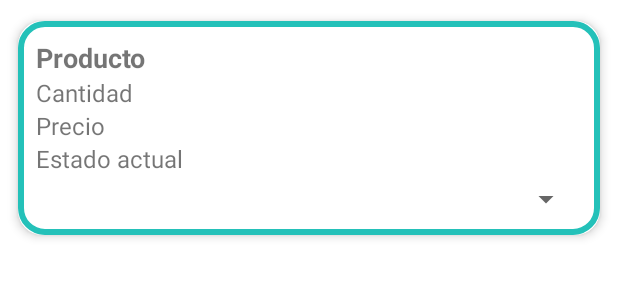
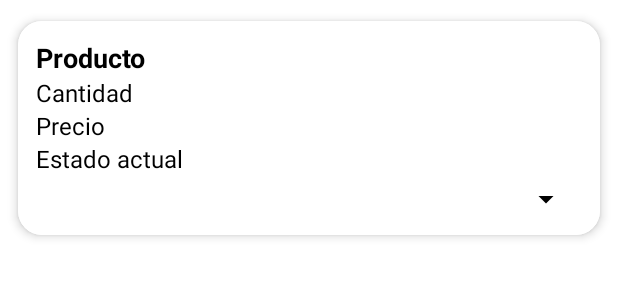
Before and after one commit to hugoo0605/BugBusters, an Android app built with Jetpack Compose: the layout item_producto.xml on its own in the app's theme, with its tools: preview values and no code run, on a phone screen of 412 x 824 dp. Shown: the top 300 px of the screen. Run offline under Robolectric (Android 15) with nearby library versions, the phone set to English and light mode, and no system bars.

Commit message:
Error entre tema claro y oscuro en las pestañas de ItemPedidos y de ItemFactura arreglado

```diff
--- a/app/src/main/java/com/bugbusters/staff/activities/DetallePedidoActivity.kt
+++ b/app/src/main/java/com/bugbusters/staff/activities/DetallePedidoActivity.kt
@@ -36,8 +36,8 @@ class DetallePedidoActivity : AppCompatActivity() {
         }
 
         val retrofit = Retrofit.Builder()
-            .baseUrl("http://10.0.2.2:8080/api/")
-            //.baseUrl("https://bugbustersspring.onrender.com/api/")
+            //.baseUrl("http://10.0.2.2:8080/api/")
+            .baseUrl("https://bugbustersspring.onrender.com/api/")
             .addConverterFactory(GsonConverterFactory.create())
             .build()
 
--- a/app/src/main/java/com/bugbusters/staff/activities/LoginAcitivity.kt
+++ b/app/src/main/java/com/bugbusters/staff/activities/LoginAcitivity.kt
@@ -31,8 +31,8 @@ class LoginActivity : AppCompatActivity() {
 
         // Configurar Retrofit
         val retrofit = Retrofit.Builder()
-            .baseUrl("http://10.0.2.2:8080/api/")
-            //.baseUrl("https://bugbustersspring.onrender.com/api/")
+            //.baseUrl("http://10.0.2.2:8080/api/")
+            .baseUrl("https://bugbustersspring.onrender.com/api/")
             .addConverterFactory(GsonConverterFactory.create())
             .build()
 
--- a/app/src/main/java/com/bugbusters/staff/activities/PedidosActivosActivity.kt
+++ b/app/src/main/java/com/bugbusters/staff/activities/PedidosActivosActivity.kt
@@ -39,8 +39,8 @@ class PedidosActivosActivity : AppCompatActivity() {
 
         // Configurar Retrofit
         val retrofit = Retrofit.Builder()
-            .baseUrl("http://10.0.2.2:8080/api/")
-            //.baseUrl("https://bugbustersspring.onrender.com/api/")
+            //.baseUrl("http://10.0.2.2:8080/api/")
+            .baseUrl("https://bugbustersspring.onrender.com/api/")
             .addConverterFactory(GsonConverterFactory.create())
             .build()
 
--- a/app/src/main/java/com/bugbusters/staff/network/RetrofitClient.java
+++ b/app/src/main/java/com/bugbusters/staff/network/RetrofitClient.java
@@ -4,8 +4,8 @@ import retrofit2.Retrofit;
 import retrofit2.converter.gson.GsonConverterFactory;
 
 public class RetrofitClient {
-    //private static final String BASE_URL = "https://bugbustersspring.onrender.com/api/";
-    private static final String BASE_URL = "http://10.0.2.2:8080/api/";
+    private static final String BASE_URL = "https://bugbustersspring.onrender.com/api/";
+    //private static final String BASE_URL = "http://10.0.2.2:8080/api/";
     private static Retrofit retrofit = null;
 
     public static Retrofit getClient() {
--- a/app/src/main/java/com/bugbusters/staff/network/RetrofitInstance.kt
+++ b/app/src/main/java/com/bugbusters/staff/network/RetrofitInstance.kt
@@ -7,8 +7,8 @@ import retrofit2.converter.gson.GsonConverterFactory
 object RetrofitInstance {
     private val retrofit by lazy {
         Retrofit.Builder()
-            //.baseUrl("https://bugbustersspring.onrender.com/api/")
-            .baseUrl("http://10.0.2.2:8080/api/")
+            .baseUrl("https://bugbustersspring.onrender.com/api/")
+            //.baseUrl("http://10.0.2.2:8080/api/")
             .addConverterFactory(GsonConverterFactory.create())
             .build()
     }
--- a/app/src/main/res/layout/item_producto.xml
+++ b/app/src/main/res/layout/item_producto.xml
@@ -11,9 +11,9 @@
     <LinearLayout
         android:layout_width="match_parent"
         android:layout_height="wrap_content"
-        android:background="@drawable/card_background"
         android:orientation="vertical"
-        android:padding="12dp">
+        android:padding="12dp"
+        android:background="@color/fondo_tarjeta">
 
         <TextView
             android:id="@+id/tvNombreProducto"
@@ -21,34 +21,41 @@
             android:layout_height="wrap_content"
             android:text="Producto"
             android:textSize="18sp"
-            android:textStyle="bold" />
+            android:textStyle="bold"
+            android:textColor="@color/texto_tarjeta" />
 
         <TextView
             android:id="@+id/tvCantidad"
             android:layout_width="wrap_content"
             android:layout_height="wrap_content"
             android:text="Cantidad"
-            android:textSize="16sp" />
+            android:textSize="16sp"
+            android:textColor="@color/texto_tarjeta" />
 
         <TextView
             android:id="@+id/tvPrecio"
             android:layout_width="wrap_content"
             android:layout_height="wrap_content"
             android:text="Precio"
-            android:textSize="16sp" />
+            android:textSize="16sp"
+            android:textColor="@color/texto_tarjeta" />
 
         <TextView
             android:id="@+id/tvEstadoActual"
             android:layout_width="wrap_content"
             android:layout_height="wrap_content"
             android:text="Estado actual"
-            android:textSize="16sp" />
+            android:textSize="16sp"
+            android:textColor="@color/texto_tarjeta" />
 
         <Spinner
             android:id="@+id/spinnerEstado"
             android:layout_width="match_parent"
             android:layout_height="wrap_content"
-            android:layout_marginTop="4dp" />
+            android:layout_marginTop="4dp"
+            android:popupBackground="@color/fondo_tarjeta"
+            android:theme="@style/SpinnerLightTheme"
+            android:backgroundTint="@color/texto_tarjeta" />
 
     </LinearLayout>
 
--- /dev/null
+++ b/app/src/main/res/values-night/colors.xml
@@ -0,0 +1,4 @@
+<resources>
+    <color name="fondo_tarjeta">#000000</color>
+    <color name="texto_tarjeta">#FFFFFF</color>
+</resources>
--- a/app/src/main/res/values/colors.xml
+++ b/app/src/main/res/values/colors.xml
@@ -1,4 +1,3 @@
-<?xml version="1.0" encoding="utf-8"?>
 <resources>
     <color name="purple_200">#FFBB86FC</color>
     <color name="purple_500">#FF6200EE</color>
@@ -7,4 +6,7 @@
     <color name="teal_700">#FF018786</color>
     <color name="black">#FF000000</color>
     <color name="white">#FFFFFFFF</color>
+
+    <color name="fondo_tarjeta">#FFFFFF</color>
+    <color name="texto_tarjeta">#000000</color>
 </resources>
--- a/app/src/main/res/values/styles.xml
+++ b/app/src/main/res/values/styles.xml
@@ -1,4 +1,3 @@
-<?xml version="1.0" encoding="utf-8"?>
 <resources>
 
     <style name="FancyMenuButton" parent="Widget.MaterialComponents.Button">
@@ -6,9 +5,14 @@
         <item name="android:layout_height">wrap_content</item>
         <item name="android:layout_marginBottom">16dp</item>
         <item name="android:background">@drawable/bg_menu_button</item>
-        <item name="android:textColor">#FFFFFF</item>
+        <item name="android:textColor">?attr/colorOnPrimary</item>
         <item name="android:textSize">18sp</item>
         <item name="android:paddingVertical">14dp</item>
     </style>
 
+    <style name="SpinnerLightTheme" parent="Theme.AppCompat.Light">
+        <item name="android:textColor">@color/texto_tarjeta</item>
+        <item name="android:background">@color/fondo_tarjeta</item>
+    </style>
+
 </resources>
```
Also changed, not shown: app/src/main/res/layout/item_factura.xml (+6 -5 lines).
